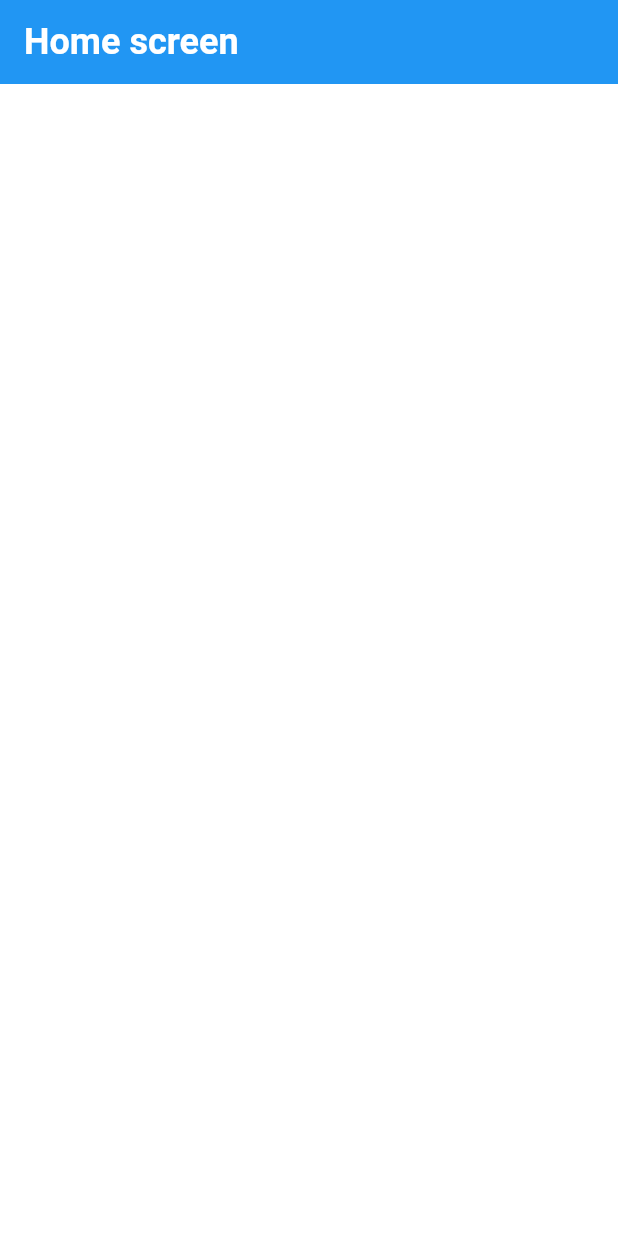
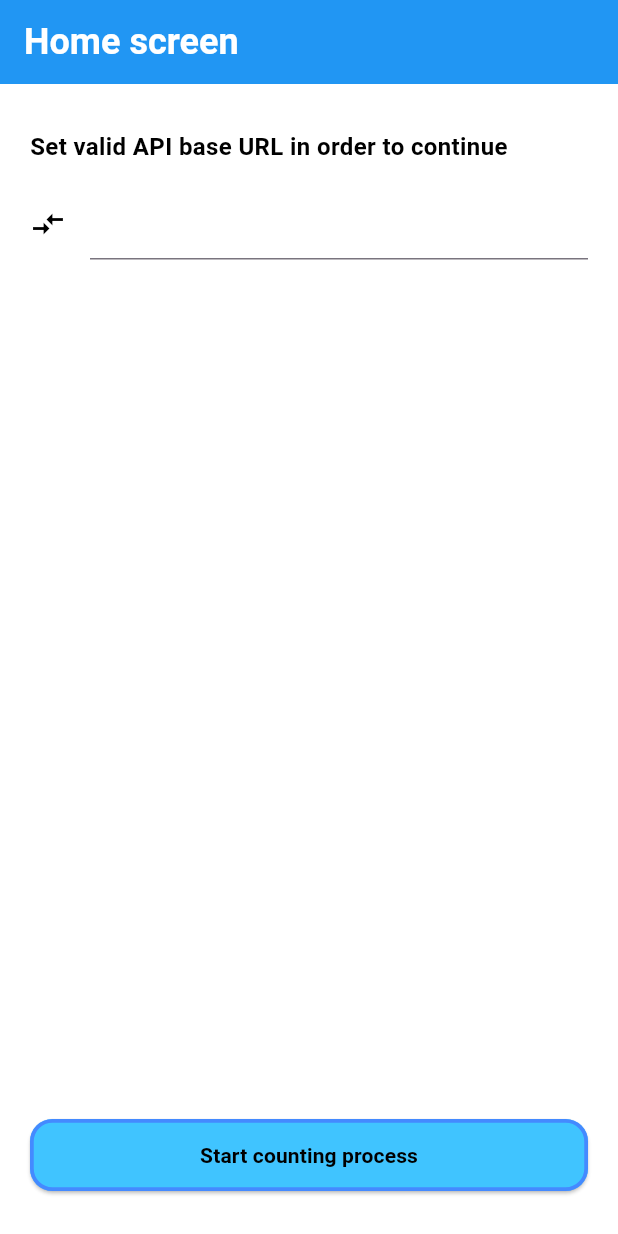
Before and after one commit to MaximDmytruk/short_path, a Flutter app: the screen it shows after launch, on a phone screen of 412 x 824 dp. Run offline on Flutter 3.47's test engine with Material 3 defaults, Android fonts, the phone set to English and light mode, and no system bars.

Commit message:
Create HomeScreen with buttons

```diff
--- a/lib/constants/colors_app/colors_app.dart
+++ b/lib/constants/colors_app/colors_app.dart
@@ -3,4 +3,7 @@ import 'package:flutter/material.dart';
 class ColorsApp {
   static final Color backgroundColor = Colors.white;
   static final Color appBarBackgroundColor = Colors.blue;
+  static final Color textColor = Colors.black;
+  static final Color buttonBackgroundColor = Colors.lightBlueAccent;
+  static final Color borderSideColor = Colors.blueAccent;
 }
--- a/lib/screens/home_screen.dart
+++ b/lib/screens/home_screen.dart
@@ -1,6 +1,7 @@
 import 'package:flutter/material.dart';
 import 'package:short_path/constants/colors_app/colors_app.dart';
-import 'package:short_path/screens/widgets/custom_app_bar/custom_app_bar.dart';
+import 'package:short_path/screens/widgets/custom_app_bars/custom_app_bar.dart';
+import 'package:short_path/screens/widgets/custom_buttons/custom_button.dart';
 
 class HomeScreen extends StatefulWidget {
   static final String routeName = '/home_screen';
@@ -12,11 +13,42 @@ class HomeScreen extends StatefulWidget {
 }
 
 class _HomeScreenState extends State<HomeScreen> {
+  void startProcessAction() {}
+
   @override
   Widget build(BuildContext context) {
     return Scaffold(
       backgroundColor: ColorsApp.backgroundColor,
       appBar: CustomAppBar(titleName: 'Home screen'),
+      body: Padding(
+        padding: EdgeInsets.symmetric(horizontal: 20.0, vertical: 30),
+        child: Column(
+          crossAxisAlignment: CrossAxisAlignment.start,
+          spacing: 16,
+          children: [
+            Text(
+              'Set valid API base URL in order to continue',
+              style: TextStyle(
+                fontSize: 16.0,
+                fontWeight: FontWeight.bold,
+                color: ColorsApp.textColor,
+              ),
+            ),
+            Row(
+              spacing: 16.0,
+              children: [
+                Icon(Icons.compare_arrows, color: ColorsApp.textColor),
+                Expanded(child: TextField()),
+              ],
+            ),
+            Spacer(),
+            CustomButton(
+              name: 'Start counting process',
+              onPressed: startProcessAction,
+            ),
+          ],
+        ),
+      ),
     );
   }
 }
--- /dev/null
+++ b/lib/screens/widgets/custom_buttons/custom_button.dart
@@ -0,0 +1,35 @@
+import 'package:flutter/material.dart';
+import 'package:short_path/constants/colors_app/colors_app.dart';
+
+class CustomButton extends StatelessWidget {
+  final String name;
+  final VoidCallback onPressed;
+
+  const CustomButton({super.key, required this.name, required this.onPressed});
+
+  @override
+  Widget build(BuildContext context) {
+    return SizedBox(
+      width: double.infinity,
+      child: ElevatedButton(
+        style: ElevatedButton.styleFrom(
+          padding: EdgeInsets.symmetric(vertical: 14),
+          backgroundColor: ColorsApp.buttonBackgroundColor,
+          side: BorderSide(color: ColorsApp.borderSideColor, width: 2.5),
+          shape: RoundedRectangleBorder(
+            borderRadius: BorderRadius.circular(15.0),
+          ),
+        ),
+
+        onPressed: onPressed,
+        child: Text(
+          name,
+          style: TextStyle(
+            color: ColorsApp.textColor,
+            fontWeight: FontWeight.bold,
+          ),
+        ),
+      ),
+    );
+  }
+}
```
Also changed, not shown: lib/screens/widgets/custom_app_bars/custom_app_bar.dart (renamed from lib/screens/widgets/custom_app_bar/custom_app_bar.dart).
